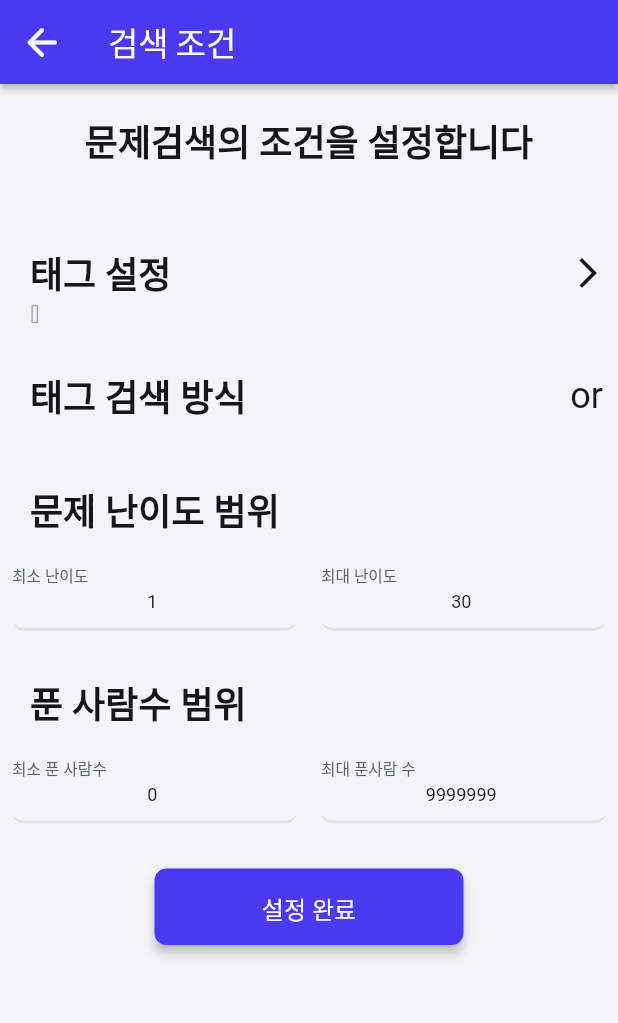
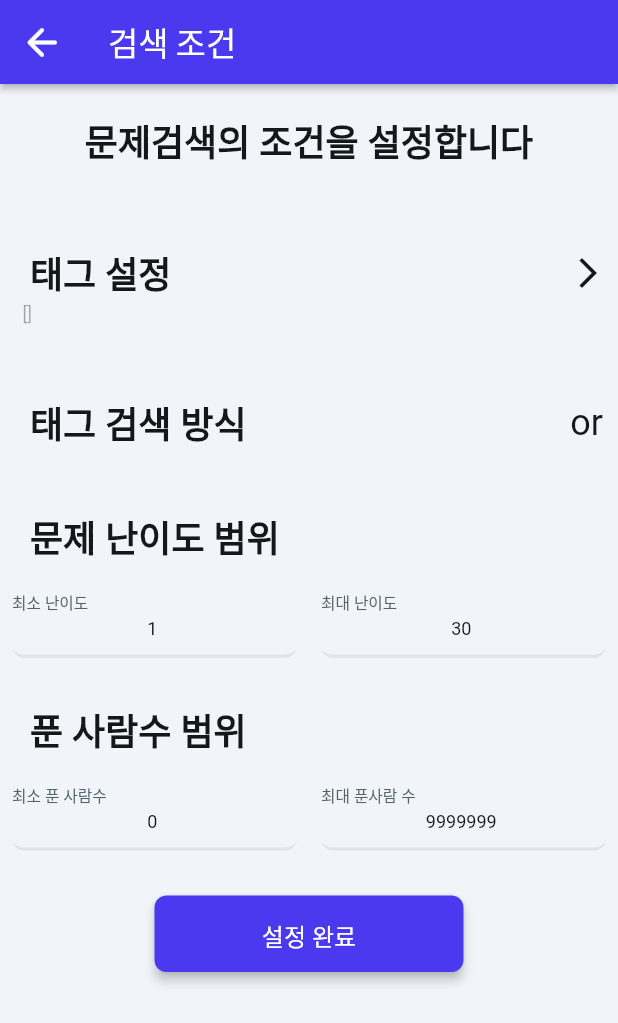
Before and after one commit to yuseunggeun/Baekjoon_Recommendation_App, a Flutter app: the SetConditionWidget screen opened by its route, on a phone screen of 412 x 824 dp. Shown: the top 1023 px of the screen. Run offline on Flutter 3.47's test engine with Material 2 defaults, Android fonts, the light colour scheme and no system bars; drawn by our look-alikes of auto_size_text, flutter_animate; our stand-ins replace cached_network_image, equatable, font_awesome_flutter, from_css_color, go_router, google_fonts and 5 more; missing offline and left inert: aligned_dialog, json_path, mime_type; accounts and stored records are empty; network calls fail; Roboto replaces fonts that are missing (Readex Pro).

Commit message:
Feat: UI수정

```diff
--- a/lib/pages/challenge_problem/challenge_problem_widget.dart
+++ b/lib/pages/challenge_problem/challenge_problem_widget.dart
@@ -633,7 +633,7 @@ class _ChallengeProblemWidgetState extends State<ChallengeProblemWidget>
                       mainAxisAlignment: MainAxisAlignment.center,
                       children: [
                         Container(
-                          width: 350.0,
+                          width: MediaQuery.sizeOf(context).width * 0.9,
                           height: 70.0,
                           decoration: const BoxDecoration(),
                           child: Padding(
--- a/lib/pages/search_result/search_result_widget.dart
+++ b/lib/pages/search_result/search_result_widget.dart
@@ -33,6 +33,7 @@ import '/tier_img/tier27/tier27_widget.dart';
 import '/tier_img/tier28/tier28_widget.dart';
 import '/tier_img/tier29/tier29_widget.dart';
 import '/tier_img/tier30/tier30_widget.dart';
+import 'package:auto_size_text/auto_size_text.dart';
 import 'package:flutter/material.dart';
 import 'package:flutter/scheduler.dart';
 import 'package:flutter/services.dart';
@@ -528,7 +529,7 @@ class _SearchResultWidgetState extends State<SearchResultWidget>
                                           width: 289.0,
                                           height: 36.0,
                                           decoration: const BoxDecoration(),
-                                          child: Text(
+                                          child: AutoSizeText(
                                             getJsonField(
                                               searchResultItem,
                                               r'''$["title"]''',
@@ -541,6 +542,7 @@ class _SearchResultWidgetState extends State<SearchResultWidget>
                                                   fontSize: 20.0,
                                                   fontWeight: FontWeight.w600,
                                                 ),
+                                            minFontSize: 10.0,
                                           ),
                                         ),
                                         Container(
--- a/lib/pages/set_condition/set_condition_widget.dart
+++ b/lib/pages/set_condition/set_condition_widget.dart
@@ -5,6 +5,7 @@ import '/flutter_flow/flutter_flow_theme.dart';
 import '/flutter_flow/flutter_flow_util.dart';
 import '/flutter_flow/flutter_flow_widgets.dart';
 import 'package:aligned_dialog/aligned_dialog.dart';
+import 'package:auto_size_text/auto_size_text.dart';
 import 'package:flutter/material.dart';
 import 'package:flutter/scheduler.dart';
 import 'package:flutter/services.dart';
@@ -362,18 +363,29 @@ class _SetConditionWidgetState extends State<SetConditionWidget>
                   children: [
                     Padding(
                       padding:
-                          const EdgeInsetsDirectional.fromSTEB(20.0, 0.0, 0.0, 0.0),
-                      child: Text(
+                          const EdgeInsetsDirectional.fromSTEB(15.0, 0.0, 0.0, 0.0),
+                      child: Container(
+                        width: MediaQuery.sizeOf(context).width * 0.9,
+                        height: 32.0,
+                        decoration: const BoxDecoration(),
+                        child: AutoSizeText(
                           valueOrDefault<String>(
-                          FFAppState().searchCondition.tags.toList().toString(),
+                            FFAppState()
+                                .searchCondition
+                                .tags
+                                .toList()
+                                .toString(),
                             'null',
                           ),
-                        style: FlutterFlowTheme.of(context).bodyMedium.override(
+                          style:
+                              FlutterFlowTheme.of(context).bodyMedium.override(
                                     fontFamily: 'Readex Pro',
                                     color: const Color(0x6114181B),
                                   ),
+                          minFontSize: 10.0,
                         ).animateOnPageLoad(
                             animationsMap['textOnPageLoadAnimation1']!),
+                      ),
                     ),
                   ],
                 ),
```
Also changed, not shown: lib/pages/bookmark_page/bookmark_page_widget.dart (+10 -4 lines), lib/pages/problem_detail/problem_detail_widget.dart (+8 -1 lines), lib/pages/solved_page/solved_page_widget.dart (+8 -2 lines). Lines whose indentation alone changed are shown as unchanged.
